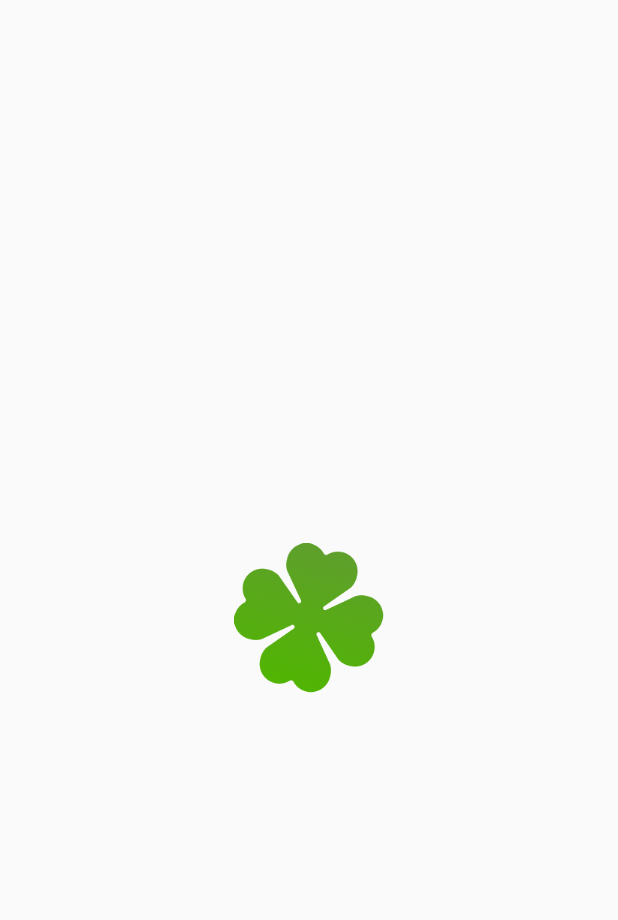
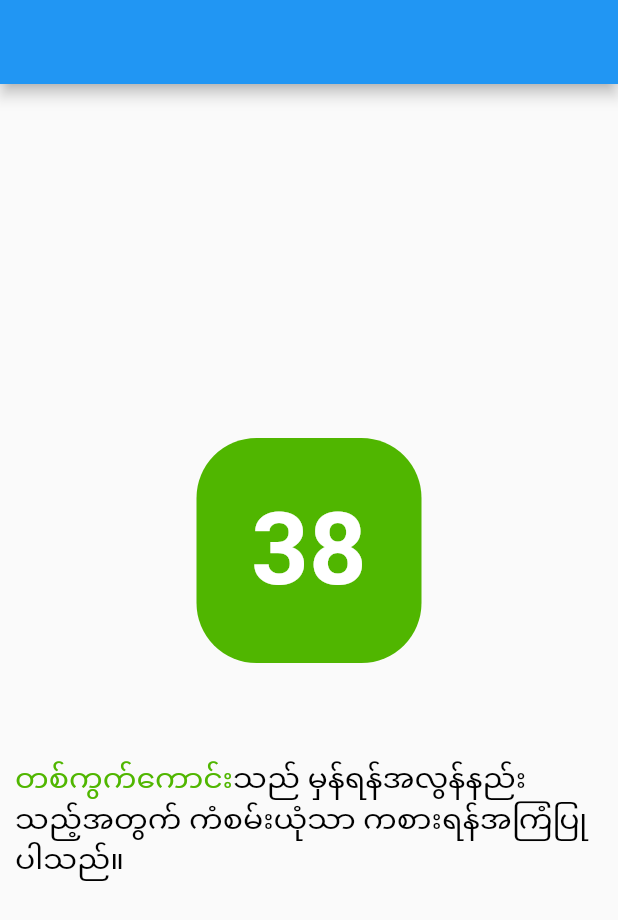
Before and after one commit to YeLwinOo-Steve/animated_FAB-2, a Flutter app: the screen it shows after launch, on a phone screen of 412 x 824 dp. Shown: the top 920 px of the screen. Run offline on Flutter 3.47's test engine with Material 2 defaults, Android fonts, the light colour scheme and no system bars.

Commit message:
resource

```diff
--- a/lib/main.dart
+++ b/lib/main.dart
@@ -1,4 +1,5 @@
 import 'package:flutter/material.dart';
+import 'package:lucky_number_2d/presentation/ta_kwat_kaung.dart';
 
 import 'presentation/home.dart';
 
@@ -11,7 +12,7 @@ class Root extends StatelessWidget {
   Widget build(BuildContext context) {
     return const MaterialApp(
       debugShowCheckedModeBanner: false,
-      home: Home(),
+      home: TaKwatKaung(),
     );
   }
 }
--- /dev/null
+++ b/lib/presentation/ta_kwat_kaung.dart
@@ -0,0 +1,57 @@
+import 'package:flutter/material.dart';
+
+import '../resource/resource.dart';
+
+class TaKwatKaung extends StatelessWidget {
+  const TaKwatKaung({Key? key}) : super(key: key);
+
+  @override
+  Widget build(BuildContext context) {
+    return Scaffold(
+      appBar: AppBar(),
+      body: Padding(
+        padding: const EdgeInsets.all(10.0),
+        child: Column(
+          mainAxisAlignment: MainAxisAlignment.center,
+          crossAxisAlignment: CrossAxisAlignment.center,
+          children: [
+            Container(
+              width: 150,
+              height: 150,
+              decoration: BoxDecoration(
+                  color: ColorManager.primary,
+                  borderRadius: BorderRadius.circular(40)),
+              child: Center(
+                child: Text(
+                  '38',
+                  style: TextStyle(
+                    fontSize: 67,
+                    color: ColorManager.white,
+                    fontWeight: FontWeightManager.bold,
+                  ),
+                ),
+              ),
+            ),
+            const SizedBox(height: 65),
+            RichText(
+              text: TextSpan(
+                style: TextStyle(fontSize: FontSize.body2),
+                children: [
+                  TextSpan(
+                    text: 'တစ်ကွက်ကောင်း',
+                    style: TextStyle(color: ColorManager.primary),
+                  ),
+                  TextSpan(
+                    text:
+                        'သည် မှန်ရန်အလွန်နည်းသည့်အတွက် ကံစမ်းယုံသာ ကစားရန်အကြံပြုပါသည်။',
+                    style: TextStyle(color: ColorManager.black),
+                  ),
+                ],
+              ),
+            ),
+          ],
+        ),
+      ),
+    );
+  }
+}
--- /dev/null
+++ b/lib/resource/color_manager.dart
@@ -0,0 +1,8 @@
+import 'package:flutter/material.dart';
+
+class ColorManager {
+  static const primary = Color.fromRGBO(80, 182, 0, 100);
+  static const red = Color.fromRGBO(218, 28, 28, 100);
+  static const white = Color.fromRGBO(255, 255, 255, 100);
+  static const black = Color.fromRGBO(0, 0, 0, 100);
+}
--- a/lib/resource/const.dart
+++ /dev/null
@@ -1 +0,0 @@
-const String clover = 'assets/image/clover.png';
--- /dev/null
+++ b/lib/resource/font_manager.dart
@@ -0,0 +1,15 @@
+import 'package:flutter/material.dart';
+
+class FontWeightManager {
+  static const bold = FontWeight.w700;
+  static const semibold = FontWeight.w600;
+  static const medium = FontWeight.w500;
+  static const regular = FontWeight.w400;
+  static const light = FontWeight.w300;
+}
+
+class FontSize {
+  static const double title1 = 24;
+  static const double body1 = 35;
+  static const double body2 = 20;
+}
--- /dev/null
+++ b/lib/resource/png_svg.dart
@@ -0,0 +1,4 @@
+const String clover = 'assets/image/clover.png';
+const String facebook = 'assets/image/facebook.png';
+const String rating = 'assets/image/rating.png';
+const String viber = 'assets/image/viber.png';
--- /dev/null
+++ b/lib/resource/resource.dart
@@ -0,0 +1,3 @@
+export 'png_svg.dart';
+export 'font_manager.dart';
+export 'color_manager.dart';
--- a/lib/widget/radial_menu.dart
+++ b/lib/widget/radial_menu.dart
@@ -3,7 +3,7 @@ import 'dart:math';
 import 'package:flutter/material.dart';
 import 'package:vector_math/vector_math.dart' show radians;
 
-import '../resource/const.dart';
+import '../resource/resource.dart';
 
 class RadialMenu extends StatefulWidget {
   // will take in list of buttons
@@ -171,7 +171,7 @@ class RadialAnimation extends StatelessWidget {
                     ),
                     child: Image.asset(
                       clover,
-                      scale: 4,
+                      scale: 5,
                       fit: BoxFit.contain,
                     ),
                   ),
```
Also changed, not shown: lib/presentation/home.dart (+104 -4 lines), assets/image/facebook.png (added), assets/image/rating.png (added), assets/image/viber.png (added).
